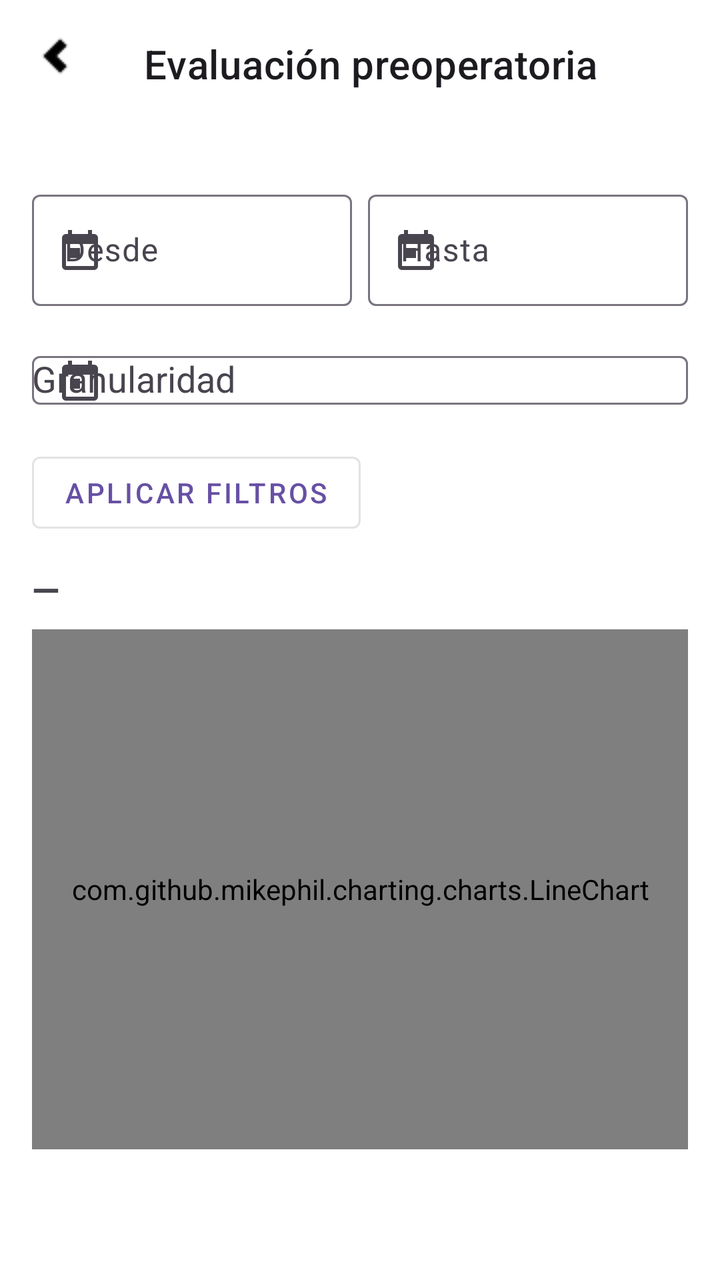
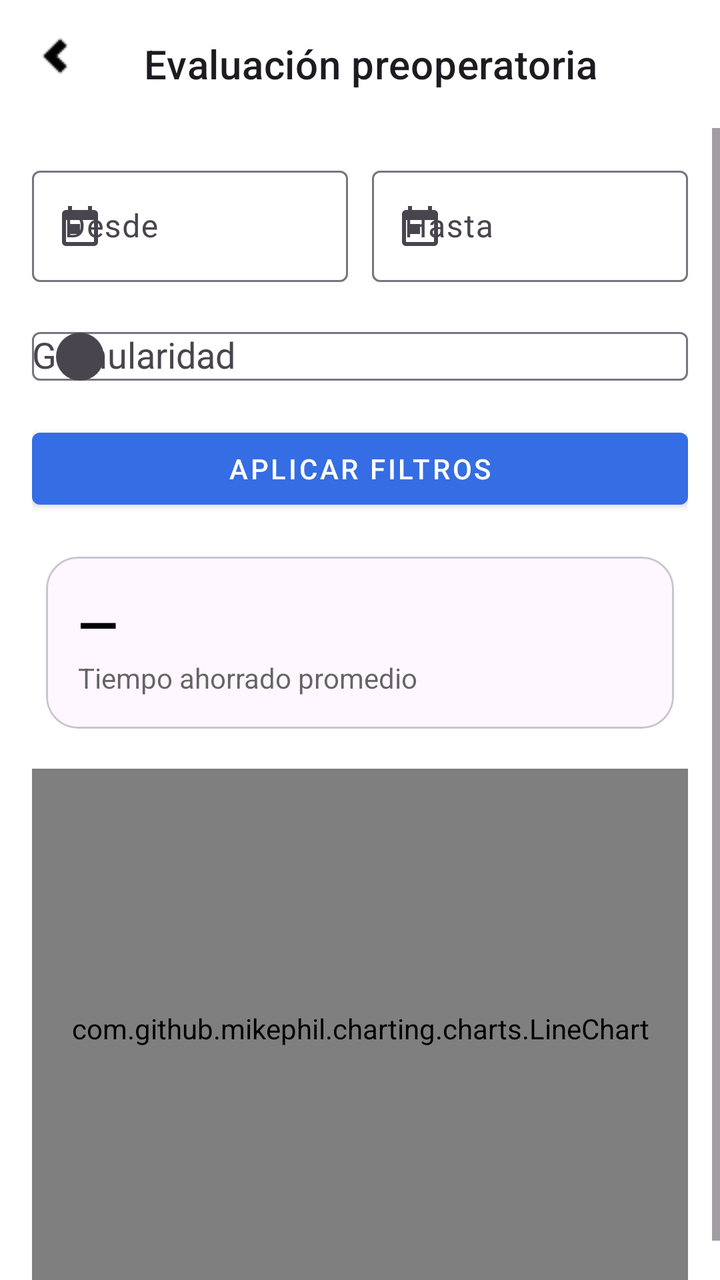

Before-and-after screenshots of an Android layout around one commit, followed by the original layout XML and the change that was made.
<!-- AndroidManifest.xml: application theme Theme.DoctorSaludApp -->
<!-- res/layout/activity_indicator_evaluacion_preop.xml -->
<?xml version="1.0" encoding="utf-8"?>
<androidx.coordinatorlayout.widget.CoordinatorLayout
    xmlns:android="http://schemas.android.com/apk/res/android"
    xmlns:app="http://schemas.android.com/apk/res-auto"
    android:layout_width="match_parent"
    android:layout_height="match_parent"
    android:background="@color/white">

    <com.google.android.material.appbar.MaterialToolbar
        android:id="@+id/toolbar"
        style="@style/Widget.MaterialComponents.Toolbar"
        android:layout_width="match_parent"
        android:layout_height="?attr/actionBarSize"
        app:navigationIcon="@drawable/ic_arrow_back_24_si"
        app:title="Evaluación preoperatoria" />

    <ScrollView
        android:layout_width="match_parent"
        android:layout_height="match_parent"
        android:layout_marginTop="?attr/actionBarSize"
        android:fillViewport="true">

        <LinearLayout
            android:id="@+id/content"
            android:layout_width="match_parent"
            android:layout_height="wrap_content"
            android:orientation="vertical"
            android:padding="16dp">

            <include
                android:id="@+id/filters"
                layout="@layout/include_filter_bar"/>

            <com.google.android.material.button.MaterialButton
                android:id="@+id/btnApply"
                style="@style/Widget.MaterialComponents.Button.OutlinedButton"
                android:layout_width="wrap_content"
                android:layout_height="wrap_content"
                android:layout_marginTop="8dp"
                android:text="Aplicar filtros"/>

            <TextView
                android:id="@+id/tvKpi"
                android:layout_width="wrap_content"
                android:layout_height="wrap_content"
                android:text="—"
                android:textSize="18sp"
                android:textStyle="bold"
                android:layout_marginTop="12dp"/>

            <com.github.mikephil.charting.charts.LineChart
                android:id="@+id/lineChart"
                android:layout_width="match_parent"
                android:layout_height="260dp"
                android:layout_marginTop="8dp"/>

            <TextView
                android:id="@+id/tvFoot"
                android:layout_width="wrap_content"
                android:layout_height="wrap_content"
                android:layout_marginTop="8dp"
                android:textColor="@color/black_60"
                android:text=""/>
        </LinearLayout>
    </ScrollView>

    <ProgressBar
        android:id="@+id/progress"
        style="?android:attr/progressBarStyleLarge"
        android:layout_width="wrap_content"
        android:layout_height="wrap_content"
        android:layout_gravity="center"
        android:visibility="gone"/>
</androidx.coordinatorlayout.widget.CoordinatorLayout>
<!-- res/layout/include_filter_bar.xml (included above) -->
<?xml version="1.0" encoding="utf-8"?>
<LinearLayout
    xmlns:android="http://schemas.android.com/apk/res/android"
    xmlns:app="http://schemas.android.com/apk/res-auto"
    android:id="@+id/filterRoot"
    android:layout_width="match_parent"
    android:layout_height="wrap_content"
    android:orientation="vertical"
    android:paddingTop="12dp">

    
    <LinearLayout
        android:layout_width="match_parent"
        android:layout_height="wrap_content"
        android:orientation="horizontal">

        <com.google.android.material.textfield.TextInputLayout
            android:layout_width="0dp"
            android:layout_height="wrap_content"
            android:layout_weight="1"
            android:hint="Desde"
            app:startIconDrawable="@drawable/ic_calendar_24">
            <com.google.android.material.textfield.TextInputEditText
                android:id="@+id/etStartDate"
                android:layout_width="match_parent"
                android:layout_height="wrap_content"
                android:focusable="false"
                android:clickable="true"/>
        </com.google.android.material.textfield.TextInputLayout>

        <Space android:layout_width="8dp" android:layout_height="match_parent"/>

        <com.google.android.material.textfield.TextInputLayout
            android:layout_width="0dp"
            android:layout_height="wrap_content"
            android:layout_weight="1"
            android:hint="Hasta"
            app:startIconDrawable="@drawable/ic_calendar_24">
            <com.google.android.material.textfield.TextInputEditText
                android:id="@+id/etEndDate"
                android:layout_width="match_parent"
                android:layout_height="wrap_content"
                android:focusable="false"
                android:clickable="true"/>
        </com.google.android.material.textfield.TextInputLayout>
    </LinearLayout>

    
    <com.google.android.material.textfield.TextInputLayout
        android:layout_width="match_parent"
        android:layout_height="wrap_content"
        android:layout_marginTop="8dp"
        android:hint="Granularidad"
        app:startIconDrawable="@drawable/ic_calendar_24">
        <AutoCompleteTextView
            android:id="@+id/acGranularity"
            android:layout_width="match_parent"
            android:layout_height="wrap_content"
            android:inputType="none"/>
    </com.google.android.material.textfield.TextInputLayout>
</LinearLayout>
<!-- resources referenced by this layout -->
<resources>
  <color name="black_60">#99000000</color>
  <color name="white">#ffffffff</color>
  <!-- drawable ic_arrow_back_24_si: png bitmap (drawable, 235 bytes) -->
  <!-- drawable ic_calendar_24 (drawable) -->
  <vector xmlns:android="http://schemas.android.com/apk/res/android"
      android:width="24dp"
      android:height="24dp"
      android:viewportWidth="24"
      android:viewportHeight="24">
      
      <path
          android:fillColor="#FF000000"
          android:pathData="M19,4h-1V2h-2v2H8V2H6v2H5C3.9,4 3,4.9 3,6v14c0,1.1 0.9,2 2,2h14c1.1,0 2,-0.9 2,-2V6C21,4.9 20.1,4 19,4zM19,20H5V9h14V20zM7,11h5v5H7z"/>
  </vector>
  <style name="Theme.DoctorSaludApp" parent="Base.Theme.DoctorSaludApp" />
  <style name="Base.Theme.DoctorSaludApp" parent="Theme.Material3.DayNight.NoActionBar">
          
          
      </style>
</resources>

<!-- the commit's change to res/layout/activity_indicator_evaluacion_preop.xml (unified diff, before → after) -->
@@ -2,9 +2,9 @@
 <androidx.coordinatorlayout.widget.CoordinatorLayout
     xmlns:android="http://schemas.android.com/apk/res/android"
     xmlns:app="http://schemas.android.com/apk/res-auto"
+    android:background="@color/white"
     android:layout_width="match_parent"
-    android:layout_height="match_parent"
-    android:background="@color/white">
+    android:layout_height="match_parent">
 
     <com.google.android.material.appbar.MaterialToolbar
         android:id="@+id/toolbar"
@@ -22,115 +22,115 @@
 
         <LinearLayout
             android:id="@+id/content"
+            android:padding="16dp"
+            android:orientation="vertical"
             android:layout_width="match_parent"
-            android:layout_height="wrap_content"
-            android:orientation="vertical"
-            android:padding="16dp">
+            android:layout_height="wrap_content">
 
-            <include
-                android:id="@+id/filters"
-                layout="@layout/include_filter_bar"/>
+            
+            <LinearLayout
+                android:orientation="horizontal"
+                android:layout_width="match_parent"
+                android:layout_height="wrap_content">
+
+                <com.google.android.material.textfield.TextInputLayout
+                    android:layout_width="0dp"
+                    android:layout_height="wrap_content"
+                    android:layout_weight="1"
+                    app:startIconDrawable="@drawable/ic_calendar_24">
+                    <com.google.android.material.textfield.TextInputEditText
+                        android:id="@+id/etStart"
+                        android:hint="Desde"
+                        android:focusable="false"
+                        android:layout_width="match_parent"
+                        android:layout_height="wrap_content"/>
+                </com.google.android.material.textfield.TextInputLayout>
+
+                <Space android:layout_width="12dp" android:layout_height="1dp"/>
+
+                <com.google.android.material.textfield.TextInputLayout
+                    android:layout_width="0dp"
+                    android:layout_height="wrap_content"
+                    android:layout_weight="1"
+                    app:startIconDrawable="@drawable/ic_calendar_24">
+                    <com.google.android.material.textfield.TextInputEditText
+                        android:id="@+id/etEnd"
+                        android:hint="Hasta"
+                        android:focusable="false"
+                        android:layout_width="match_parent"
+                        android:layout_height="wrap_content"/>
+                </com.google.android.material.textfield.TextInputLayout>
+            </LinearLayout>
+
+            <com.google.android.material.textfield.TextInputLayout
+                android:layout_marginTop="8dp"
+                app:startIconDrawable="@drawable/bg_circle_grey"
+                android:layout_width="match_parent"
+                android:layout_height="wrap_content">
+                <AutoCompleteTextView
+                    android:id="@+id/acGranularity"
+                    android:hint="Granularidad"
+                    android:inputType="none"
+                    android:layout_width="match_parent"
+                    android:layout_height="wrap_content"/>
+            </com.google.android.material.textfield.TextInputLayout>
 
             <com.google.android.material.button.MaterialButton
                 android:id="@+id/btnApply"
-                style="@style/Widget.MaterialComponents.Button.OutlinedButton"
-                android:layout_width="wrap_content"
+                style="@style/Widget.MaterialComponents.Button"
+                android:text="Aplicar filtros"
+                android:layout_marginTop="8dp"
+                app:backgroundTint="@color/primaryBlue"
+                android:textColor="@android:color/white"
+                android:layout_width="match_parent"
+                android:layout_height="wrap_content"/>
+
+            
+            <com.google.android.material.card.MaterialCardView
+                android:layout_marginTop="12dp"
+                android:layout_width="match_parent"
                 android:layout_height="wrap_content"
-                android:layout_marginTop="8dp"
-                android:text="Aplicar filtros"/>
+                app:cardCornerRadius="16dp"
+                app:cardUseCompatPadding="true">
 
-            <TextView
-                android:id="@+id/tvKpi"
-                android:layout_width="wrap_content"
-                android:layout_height="wrap_content"
-                android:text="—"
-                android:textSize="18sp"
-                android:textStyle="bold"
-                android:layout_marginTop="12dp"/>
+                <LinearLayout
+                    android:padding="16dp"
+                    android:orientation="vertical"
+                    android:layout_width="match_parent"
+                    android:layout_height="wrap_content">
 
+                    <TextView
+                        android:id="@+id/tvKpi"
+                        android:textSize="26sp"
+                        android:textStyle="bold"
+                        android:textColor="@color/black"
+                        android:text="—"
+                        android:layout_width="wrap_content"
+                        android:layout_height="wrap_content"/>
+
+                    <TextView
+                        android:id="@+id/tvSubtitle"
+                        android:text="Tiempo ahorrado promedio"
+                        android:textColor="@color/black_60"
+                        android:layout_width="wrap_content"
+                        android:layout_height="wrap_content"/>
+                </LinearLayout>
+            </com.google.android.material.card.MaterialCardView>
+
+            
             <com.github.mikephil.charting.charts.LineChart
-                android:id="@+id/lineChart"
+                android:id="@+id/chart"
+                android:layout_marginTop="12dp"
                 android:layout_width="match_parent"
-                android:layout_height="260dp"
-                android:layout_marginTop="8dp"/>
-
-            <TextView
-                android:id="@+id/tvFoot"
-                android:layout_width="wrap_content"
-                android:layout_height="wrap_content"
-                android:layout_marginTop="8dp"
-                android:textColor="@color/black_60"
-                android:text=""/>
+                android:layout_height="260dp"/>
         </LinearLayout>
     </ScrollView>
 
     <ProgressBar
         android:id="@+id/progress"
-        style="?android:attr/progressBarStyleLarge"
-        android:layout_width="wrap_content"
-        android:layout_height="wrap_content"
+        style="@style/Widget.MaterialComponents.ProgressIndicator"
         android:layout_gravity="center"
-        android:visibility="gone"/>
+        android:visibility="gone"
+        android:layout_width="48dp"
+        android:layout_height="48dp"/>
 </androidx.coordinatorlayout.widget.CoordinatorLayout>
-<!-- res/layout/include_filter_bar.xml (included above) -->
-<?xml version="1.0" encoding="utf-8"?>
-<LinearLayout
-    xmlns:android="http://schemas.android.com/apk/res/android"
-    xmlns:app="http://schemas.android.com/apk/res-auto"
-    android:id="@+id/filterRoot"
-    android:layout_width="match_parent"
-    android:layout_height="wrap_content"
-    android:orientation="vertical"
-    android:paddingTop="12dp">
-
-    
-    <LinearLayout
-        android:layout_width="match_parent"
-        android:layout_height="wrap_content"
-        android:orientation="horizontal">
-
-        <com.google.android.material.textfield.TextInputLayout
-            android:layout_width="0dp"
-            android:layout_height="wrap_content"
-            android:layout_weight="1"
-            android:hint="Desde"
-            app:startIconDrawable="@drawable/ic_calendar_24">
-            <com.google.android.material.textfield.TextInputEditText
-                android:id="@+id/etStartDate"
-                android:layout_width="match_parent"
-                android:layout_height="wrap_content"
-                android:focusable="false"
-                android:clickable="true"/>
-        </com.google.android.material.textfield.TextInputLayout>
-
-        <Space android:layout_width="8dp" android:layout_height="match_parent"/>
-
-        <com.google.android.material.textfield.TextInputLayout
-            android:layout_width="0dp"
-            android:layout_height="wrap_content"
-            android:layout_weight="1"
-            android:hint="Hasta"
-            app:startIconDrawable="@drawable/ic_calendar_24">
-            <com.google.android.material.textfield.TextInputEditText
-                android:id="@+id/etEndDate"
-                android:layout_width="match_parent"
-                android:layout_height="wrap_content"
-                android:focusable="false"
-                android:clickable="true"/>
-        </com.google.android.material.textfield.TextInputLayout>
-    </LinearLayout>
-
-    
-    <com.google.android.material.textfield.TextInputLayout
-        android:layout_width="match_parent"
-        android:layout_height="wrap_content"
-        android:layout_marginTop="8dp"
-        android:hint="Granularidad"
-        app:startIconDrawable="@drawable/ic_calendar_24">
-        <AutoCompleteTextView
-            android:id="@+id/acGranularity"
-            android:layout_width="match_parent"
-            android:layout_height="wrap_content"
-            android:inputType="none"/>
-    </com.google.android.material.textfield.TextInputLayout>
-</LinearLayout>
<!-- resource entries referenced after the edit -->
@@ -1,7 +1,15 @@
 <!-- resources referenced by this layout -->
 <resources>
+  <color name="black">#FF000000</color>
   <color name="black_60">#99000000</color>
+  <color name="primaryBlue">#356DE4</color>
   <color name="white">#ffffffff</color>
+  <!-- drawable bg_circle_grey (drawable) -->
+  <?xml version="1.0" encoding="utf-8"?>
+  <shape xmlns:android="http://schemas.android.com/apk/res/android" android:shape="oval">
+      <size android:width="24dp" android:height="24dp"/>
+      <solid android:color="#EEEEEE"/>
+  </shape>
   <!-- drawable ic_arrow_back_24_si: png bitmap (drawable, 235 bytes) -->
   <!-- drawable ic_calendar_24 (drawable) -->
   <vector xmlns:android="http://schemas.android.com/apk/res/android"
